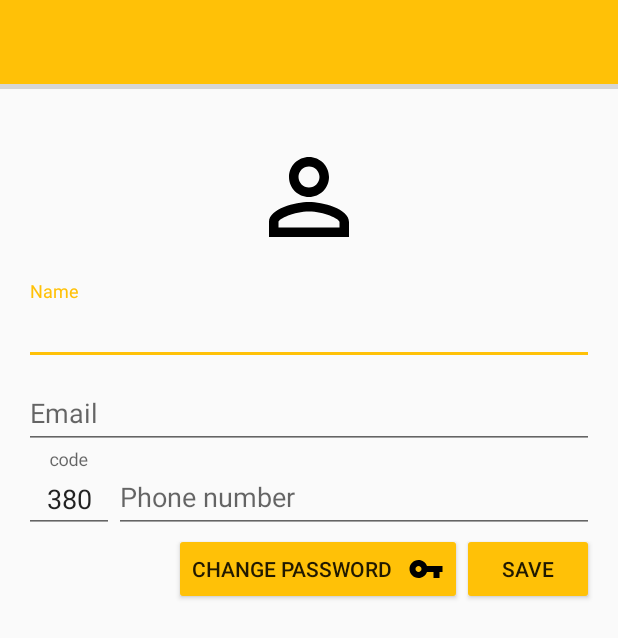
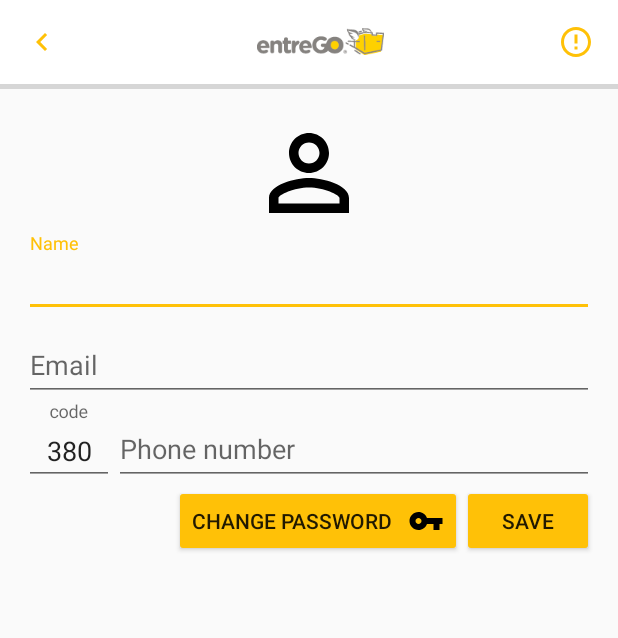
Before and after one commit to Votar/dostMessa, an Android app: the layout activity_edit_profile.xml on its own in the app's theme, with its tools: preview values and no code run, on a phone screen of 412 x 824 dp. Shown: the top 638 px of the screen. Run offline under Robolectric (Android 15) with nearby library versions, the phone set to English and light mode, and no system bars; grey boxes are pictures that could not be loaded.

```diff
--- a/app/build.gradle
+++ b/app/build.gradle
@@ -78,6 +78,7 @@ dependencies {
     compile 'com.byox.drawview:drawview:1.0.5'
     compile 'com.neovisionaries:nv-websocket-client:1.26'
     compile 'com.squareup.picasso:picasso:2.5.2'
+    compile 'br.com.simplepass:loading-button-android:1.3.1'
     testCompile 'junit:junit:4.12'
 }
 repositories {
--- a/app/src/main/java/entrego/com/android/location/LocationService.kt
+++ b/app/src/main/java/entrego/com/android/location/LocationService.kt
@@ -38,10 +38,6 @@ class LocationService(val name: String) : IntentService(name), GoogleApiClient.C
                 .addOnConnectionFailedListener(this)
                 .build()
         mGoogleApiClient?.connect()
-
-        Logger.logd("onHandleTracker INTENT!!")
-        Log.d(name, "onHandleTracker INTENT!!")
-
     }
 
     override fun onConnected(p0: Bundle?) {
--- a/app/src/main/java/entrego/com/android/ui/account/help/HelpActivity.kt
+++ b/app/src/main/java/entrego/com/android/ui/account/help/HelpActivity.kt
@@ -19,9 +19,7 @@ class HelpActivity : AppCompatActivity() {
         navigation_toolbar.title = getString(R.string.ui_help)
         setSupportActionBar(navigation_toolbar)
 
-        supportActionBar?.setDisplayHomeAsUpEnabled(true)
-        supportActionBar?.setDefaultDisplayHomeAsUpEnabled(true)
-
+        nav_toolbar_back.setOnClickListener { onBackPressed() }
         help_chatting.setOnClickListener { startChattingActivity() }
     }
 
--- /dev/null
+++ b/app/src/main/res/drawable/ic_chevron_left_24dp.xml
@@ -0,0 +1,9 @@
+<vector xmlns:android="http://schemas.android.com/apk/res/android"
+        android:width="24dp"
+        android:height="24dp"
+        android:viewportWidth="24.0"
+        android:viewportHeight="24.0">
+    <path
+        android:fillColor="@color/colorAccent"
+        android:pathData="M15.41,7.41L14,6l-6,6 6,6 1.41,-1.41L10.83,12z"/>
+</vector>
--- a/app/src/main/res/layout-land/activity_sign.xml
+++ b/app/src/main/res/layout-land/activity_sign.xml
@@ -25,7 +25,7 @@
             android:id="@+id/sign_dismiss"
             android:layout_width="wrap_content"
             android:layout_height="wrap_content"
-            android:background="@null"
+            android:background="?attr/selectableItemBackgroundBorderless"
             app:srcCompat="@drawable/ic_off_black_32dp" />
 
         <TextView
@@ -42,7 +42,7 @@
             android:layout_height="wrap_content"
             android:layout_alignParentRight="true"
             android:layout_alignParentTop="true"
-            android:background="@null"
+            android:background="?attr/selectableItemBackgroundBorderless"
             app:srcCompat="@drawable/ic_done_32dp" />
     </RelativeLayout>
 
--- a/app/src/main/res/layout/activity_edit_profile.xml
+++ b/app/src/main/res/layout/activity_edit_profile.xml
@@ -7,30 +7,24 @@
     android:layout_height="match_parent">
 
 
-    <ImageView
-        android:id="@+id/edit_profile_logo"
-        android:layout_width="wrap_content"
-        android:layout_height="wrap_content"
-        android:layout_below="@+id/edit_profile_toolbar"
-        android:layout_centerHorizontal="true"
-        android:paddingTop="@dimen/double_screen_padding"
-        app:srcCompat="@drawable/ic_user_profile_80dp" />
-
 
     <ScrollView
+        android:id="@+id/edit_profile_scroll"
+        android:layout_below="@+id/edit_profile_toolbar"
         android:layout_width="match_parent"
         android:layout_height="wrap_content"
-        android:layout_below="@id/edit_profile_logo"
         android:layout_centerHorizontal="true">
-
         <LinearLayout
             android:layout_width="match_parent"
             android:layout_height="wrap_content"
-
             android:orientation="vertical"
-            android:padding="@dimen/default_screen_padding"
-            android:paddingTop="@dimen/double_screen_padding">
-
+            android:padding="@dimen/default_screen_padding">
+            <ImageView
+                android:id="@+id/edit_profile_logo"
+                android:layout_width="wrap_content"
+                android:layout_height="wrap_content"
+                android:layout_gravity="center_horizontal"
+                app:srcCompat="@drawable/ic_user_profile_80dp" />
 
             <android.support.design.widget.TextInputLayout
                 android:id="@+id/edit_profile_il_name"
--- a/app/src/main/res/layout/activity_help.xml
+++ b/app/src/main/res/layout/activity_help.xml
@@ -74,7 +74,7 @@
                     android:layout_height="wrap_content"
                     android:layout_gravity="center_horizontal"
                     app:fabSize="normal"
-                    app:srcCompat="@drawable/call_icon"
+                    app:srcCompat="@drawable/ic_phone_32dp"
                     app:useCompatPadding="true"
                     android:id="@+id/help_call_phone" />
             </FrameLayout>
@@ -89,7 +89,7 @@
                     android:layout_height="wrap_content"
                     android:layout_gravity="center_horizontal"
                     app:fabSize="normal"
-                    app:srcCompat="@drawable/chat_icon"
+                    app:srcCompat="@drawable/ic_question_answer_32dp"
                     app:useCompatPadding="true"
                     app:elevation="6dp"
                     android:id="@+id/help_chatting" />
--- a/app/src/main/res/layout/navigation_toolbar.xml
+++ b/app/src/main/res/layout/navigation_toolbar.xml
@@ -1,32 +1,54 @@
 <?xml version="1.0" encoding="utf-8"?>
 <RelativeLayout xmlns:android="http://schemas.android.com/apk/res/android"
-    android:orientation="vertical" android:layout_width="match_parent"
-    android:layout_height="wrap_content">
+    xmlns:app="http://schemas.android.com/apk/res-auto"
+    android:layout_width="match_parent"
+    android:layout_height="wrap_content"
+    android:orientation="vertical">
 
     <android.support.v7.widget.Toolbar
 
-        android:background="@color/colorAccent"
         android:id="@+id/navigation_toolbar"
         android:layout_width="match_parent"
-        android:layout_height="wrap_content">
+        android:layout_height="wrap_content"
+        android:background="@color/colorWhite">
 
-        <include
-            android:visibility="gone"
-            android:id="@+id/navigation_progress"
-            android:layout_height="wrap_content"
-            android:layout_width="wrap_content"
-            layout="@layout/include_progress_view"
-            android:layout_gravity="right" />
+        <RelativeLayout
+            android:layout_width="match_parent"
+            android:layout_height="wrap_content">
+
+            <ImageButton
+                android:id="@+id/nav_toolbar_back"
+                android:layout_width="wrap_content"
+                android:layout_height="wrap_content"
+                android:layout_centerVertical="true"
+                android:background="?attr/selectableItemBackgroundBorderless"
+                app:srcCompat="@drawable/ic_chevron_left_24dp" />
+
+            <ImageView
+                android:layout_width="wrap_content"
+                android:layout_height="wrap_content"
+                android:layout_centerHorizontal="true"
+                android:layout_centerVertical="true"
+                app:srcCompat="@drawable/smalllogo" />
+
+            <ImageButton
+                android:id="@+id/nav_toolbar_faq"
+                android:layout_width="wrap_content"
+                android:layout_height="wrap_content"
+                android:layout_alignParentRight="true"
+                android:layout_centerVertical="true"
+                android:layout_marginRight="@dimen/default_screen_padding"
+                android:background="?attr/selectableItemBackgroundBorderless"
+                app:srcCompat="@drawable/ic_faqinfo" />
+        </RelativeLayout>
     </android.support.v7.widget.Toolbar>
+
     <View
+        android:layout_width="match_parent"
+        android:layout_height="3dp"
         android:layout_alignParentEnd="true"
         android:layout_below="@id/navigation_toolbar"
-        android:layout_width="match_parent"
-        android:layout_height="3dp"
-        android:background="@drawable/below_shadow"
-        />
-
-
+        android:background="@drawable/below_shadow" />
 
 
 </RelativeLayout>
```
Also changed, not shown: app/src/main/java/entrego/com/android/ui/account/help/chat/ChatHelpActivity.kt (+3 -6 lines), app/src/main/java/entrego/com/android/ui/account/profile/edit/EditProfileActivity.kt (+5 -5 lines), app/src/main/java/entrego/com/android/ui/account/vehicle/edit/EditVehicleActivity.kt (+2 -5 lines), app/src/main/java/entrego/com/android/ui/auth/AuthActivity.kt (+24 -3 lines), app/src/main/res/drawable/ic_status_ring_24dp.xml (added, +9 -0 lines), app/src/main/res/drawable/status_number_ring.xml (added, +8 -0 lines), app/src/main/res/layout/activity_auth.xml (+9 -7 lines), app/src/main/res/layout/activity_edit_vechile.xml (+7 -11 lines), app/src/main/res/layout/item_status_service.xml (added, +32 -0 lines), 2 other files.
